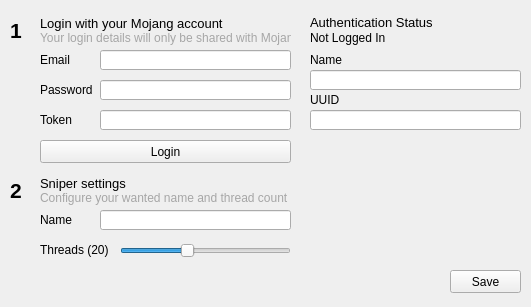
First picture: the form in src/fastsnipewindow.ui, repository fastsnipe/gui, before the edit.
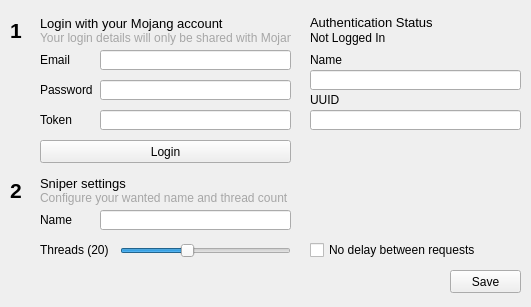
Second picture: the form after the edit.

What changed in the file:
```diff
--- a/src/fastsnipewindow.ui
+++ b/src/fastsnipewindow.ui
@@ -402,6 +402,24 @@
      <string>Token</string>
     </property>
    </widget>
+   <widget class="QCheckBox" name="chkNoDelay">
+    <property name="geometry">
+     <rect>
+      <x>310</x>
+      <y>240</y>
+      <width>181</width>
+      <height>20</height>
+     </rect>
+    </property>
+    <property name="font">
+     <font>
+      <pointsize>9</pointsize>
+     </font>
+    </property>
+    <property name="text">
+     <string>No delay between requests</string>
+    </property>
+   </widget>
   </widget>
  </widget>
  <tabstops>
```
Left out of the diff: 2 changed lines with no effect on the pictures.
